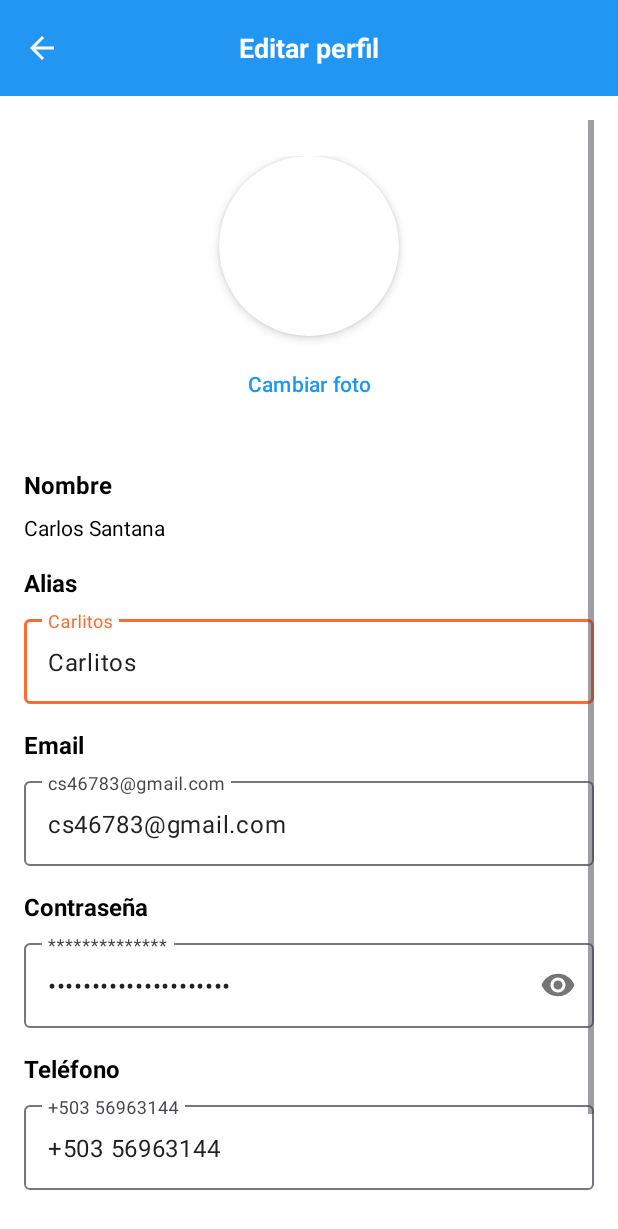
After one commit to Giova2001/sivarEats, an Android app: the EditProfileActivity screen opened directly, with no data from a screen before it, on a phone screen of 412 x 824 dp. The commit adds this screen. Shown: the top 1229 px of the screen. Run offline under Robolectric (Android 15) with nearby library versions, the phone set to English and light mode, and no system bars.

Commit message:
splash activity,login activity, editprofile activity, icono de retornar y logo.png

```diff
--- /dev/null
+++ b/app/src/main/java/com/example/sivareats/ui/profile/EditProfileActivity.java
@@ -0,0 +1,21 @@
+package com.example.sivareats.ui.profile;
+
+import android.os.Bundle;
+
+import androidx.activity.EdgeToEdge;
+import androidx.appcompat.app.AppCompatActivity;
+import androidx.core.graphics.Insets;
+import androidx.core.view.ViewCompat;
+import androidx.core.view.WindowInsetsCompat;
+
+import com.example.sivareats.R;
+
+public class EditProfileActivity extends AppCompatActivity {
+
+    @Override
+    protected void onCreate(Bundle savedInstanceState) {
+        super.onCreate(savedInstanceState);
+        EdgeToEdge.enable(this);
+        setContentView(R.layout.activity_profile_editprofile);
+    }
+}
--- /dev/null
+++ b/app/src/main/res/drawable/ic_return.xml
@@ -0,0 +1,10 @@
+<vector xmlns:android="http://schemas.android.com/apk/res/android"
+    android:width="24dp"
+    android:height="24dp"
+    android:viewportWidth="24"
+    android:viewportHeight="24"
+    android:tint="#FFFFFF">
+    <path
+        android:fillColor="@android:color/white"
+        android:pathData="M20,11H7.83l5.59,-5.59L12,4l-8,8 8,8 1.41,-1.41L7.83,13H20v-2z"/>
+</vector>
--- /dev/null
+++ b/app/src/main/res/layout/activity_profile_editprofile.xml
@@ -0,0 +1,244 @@
+<?xml version="1.0" encoding="utf-8"?>
+<androidx.drawerlayout.widget.DrawerLayout xmlns:android="http://schemas.android.com/apk/res/android"
+    xmlns:app="http://schemas.android.com/apk/res-auto"
+    xmlns:tools="http://schemas.android.com/tools"
+    android:id="@+id/drawer_layout"
+    android:layout_width="match_parent"
+    android:layout_height="match_parent"
+    android:background="@android:color/white">
+
+    <LinearLayout
+        android:id="@+id/main"
+        android:layout_width="match_parent"
+        android:layout_height="match_parent"
+        android:orientation="vertical">
+
+        <!-- Toolbar modificado -->
+        <androidx.appcompat.widget.Toolbar
+            android:id="@+id/toolbar"
+            android:layout_width="match_parent"
+            android:layout_height="?attr/actionBarSize"
+            android:background="@color/info"
+            android:title="Editar perfil"
+            android:titleTextColor="@android:color/white"
+            android:elevation="4dp">
+
+            <!-- Botón de retorno a la izquierda -->
+            <ImageButton
+                android:id="@+id/btn_back"
+                android:layout_width="wrap_content"
+                android:layout_height="wrap_content"
+                android:layout_gravity="start"
+                android:background="?attr/selectableItemBackgroundBorderless"
+                android:src="@drawable/ic_return"
+                android:contentDescription="Volver atrás" />
+
+            <!-- Título centrado -->
+            <TextView
+                android:layout_width="wrap_content"
+                android:layout_height="wrap_content"
+                android:layout_gravity="center"
+                android:text="Editar perfil"
+                android:textColor="@android:color/white"
+                android:textSize="18sp"
+                android:textStyle="bold" />
+
+            <!-- Espacio flexible para empujar el título al centro -->
+            <Space
+                android:layout_width="wrap_content"
+                android:layout_height="wrap_content"
+                android:layout_weight="1" />
+
+        </androidx.appcompat.widget.Toolbar>
+
+        <!-- El resto de tu contenido permanece igual -->
+        <ScrollView
+            android:layout_width="match_parent"
+            android:layout_height="match_parent"
+            android:fillViewport="true"
+            android:padding="16dp">
+
+            <LinearLayout
+                android:layout_width="match_parent"
+                android:layout_height="wrap_content"
+                android:orientation="vertical">
+
+                <!-- Contenedor para la imagen circular -->
+                <LinearLayout
+                    android:layout_width="match_parent"
+                    android:layout_height="wrap_content"
+                    android:layout_marginTop="24dp"
+                    android:layout_marginBottom="32dp"
+                    android:gravity="center"
+                    android:orientation="vertical">
+
+                    <androidx.cardview.widget.CardView
+                        android:layout_width="120dp"
+                        android:layout_height="120dp"
+                        app:cardCornerRadius="60dp"
+                        app:cardElevation="4dp">
+
+                        <ImageView
+                            android:id="@+id/profile_image"
+                            android:layout_width="match_parent"
+                            android:layout_height="match_parent"
+                            android:scaleType="centerCrop"
+                            tools:srcCompat="@drawable/ic_profile" />
+                    </androidx.cardview.widget.CardView>
+
+                    <!-- Botón para cambiar imagen -->
+                    <Button
+                        android:id="@+id/btn_change_image"
+                        android:layout_width="wrap_content"
+                        android:layout_height="wrap_content"
+                        android:layout_marginTop="8dp"
+                        android:background="@android:color/transparent"
+                        android:text="Cambiar foto"
+                        android:textColor="@color/info" />
+                </LinearLayout>
+
+                <!-- Sección Nombre -->
+                <TextView
+                    android:layout_width="match_parent"
+                    android:layout_height="wrap_content"
+                    android:layout_marginBottom="8dp"
+                    android:text="Nombre"
+                    android:textColor="@android:color/black"
+                    android:textSize="16sp"
+                    android:textStyle="bold" />
+
+                <TextView
+                    android:id="@+id/tv_name"
+                    android:layout_width="match_parent"
+                    android:layout_height="wrap_content"
+                    android:layout_marginBottom="16dp"
+                    android:text="Carlos Santana"
+                    android:textColor="@android:color/black"
+                    android:textSize="14sp" />
+
+                <!-- Sección Alias -->
+                <TextView
+                    android:layout_width="match_parent"
+                    android:layout_height="wrap_content"
+                    android:layout_marginBottom="8dp"
+                    android:text="Alias"
+                    android:textColor="@android:color/black"
+                    android:textSize="16sp"
+                    android:textStyle="bold" />
+
+                <com.google.android.material.textfield.TextInputLayout
+                    android:id="@+id/alias_container"
+                    android:layout_width="match_parent"
+                    android:layout_height="wrap_content"
+                    android:layout_marginBottom="16dp"
+                    app:boxBackgroundMode="outline">
+
+                    <com.google.android.material.textfield.TextInputEditText
+                        android:id="@+id/et_alias"
+                        android:layout_width="match_parent"
+                        android:layout_height="wrap_content"
+                        android:hint="Carlitos"
+                        android:text="Carlitos" />
+                </com.google.android.material.textfield.TextInputLayout>
+
+                <!-- Sección Email -->
+                <TextView
+                    android:layout_width="match_parent"
+                    android:layout_height="wrap_content"
+                    android:layout_marginBottom="8dp"
+                    android:text="Email"
+                    android:textColor="@android:color/black"
+                    android:textSize="16sp"
+                    android:textStyle="bold" />
+
+                <com.google.android.material.textfield.TextInputLayout
+                    android:id="@+id/email_container"
+                    android:layout_width="match_parent"
+                    android:layout_height="wrap_content"
+                    android:layout_marginBottom="16dp"
+                    app:boxBackgroundMode="outline">
+
+                    <com.google.android.material.textfield.TextInputEditText
+                        android:id="@+id/et_email"
+                        android:layout_width="match_parent"
+                        android:layout_height="wrap_content"
+                        android:hint="cs46783@gmail.com"
+                        android:inputType="textEmailAddress"
+                        android:text="cs46783@gmail.com" />
+                </com.google.android.material.textfield.TextInputLayout>
+
+                <!-- Sección Contraseña -->
+                <TextView
+                    android:layout_width="match_parent"
+                    android:layout_height="wrap_content"
+                    android:layout_marginBottom="8dp"
+                    android:text="Contraseña"
+                    android:textColor="@android:color/black"
+                    android:textSize="16sp"
+                    android:textStyle="bold" />
+
+                <com.google.android.material.textfield.TextInputLayout
+                    android:id="@+id/password_container"
+                    android:layout_width="match_parent"
+                    android:layout_height="wrap_content"
+                    android:layout_marginBottom="16dp"
+                    app:boxBackgroundMode="outline"
+                    app:passwordToggleEnabled="true">
+
+                    <com.google.android.material.textfield.TextInputEditText
+                        android:id="@+id/et_password"
+                        android:layout_width="match_parent"
+                        android:layout_height="wrap_content"
+                        android:hint="**************"
+                        android:inputType="textPassword"
+                        android:text="Esta es la contraseña" />
+                </com.google.android.material.textfield.TextInputLayout>
+
+                <!-- Sección Teléfono -->
+                <TextView
+                    android:layout_width="match_parent"
+                    android:layout_height="wrap_content"
+                    android:layout_marginBottom="8dp"
+                    android:text="Teléfono"
+                    android:textColor="@android:color/black"
+                    android:textSize="16sp"
+                    android:textStyle="bold" />
+
+                <com.google.android.material.textfield.TextInputLayout
+                    android:id="@+id/phone_container"
+                    android:layout_width="match_parent"
+                    android:layout_height="wrap_content"
+                    android:layout_marginBottom="32dp"
+                    app:boxBackgroundMode="outline">
+
+                    <com.google.android.material.textfield.TextInputEditText
+                        android:id="@+id/et_phone"
+                        android:layout_width="match_parent"
+                        android:layout_height="wrap_content"
+                        android:hint="+503 56963144"
+                        android:inputType="phone"
+                        android:text="+503 56963144" />
+                </com.google.android.material.textfield.TextInputLayout>
+
+                <!-- Línea divisoria -->
+                <View
+                    android:layout_width="match_parent"
+                    android:layout_height="1dp"
+                    android:layout_marginBottom="24dp"
+                    android:background="@android:color/darker_gray" />
+
+                <!-- Botón Guardar -->
+                <Button
+                    android:id="@+id/btn_save"
+                    android:layout_width="match_parent"
+                    android:layout_height="wrap_content"
+                    android:backgroundTint="@color/info"
+                    android:text="Guardar"
+                    android:textColor="@android:color/white" />
+
+            </LinearLayout>
+        </ScrollView>
+
+    </LinearLayout>
+
+</androidx.drawerlayout.widget.DrawerLayout>
--- a/app/src/main/res/values/strings.xml
+++ b/app/src/main/res/values/strings.xml
@@ -1,4 +1,6 @@
 <resources>
     <string name="app_name">sivarEats</string>
     <string name="title_activity_navegacion_layaout">navegacion_layaout</string>
+    <!-- TODO: Remove or change this placeholder text -->
+    <string name="hello_blank_fragment">Hello blank fragment</string>
 </resources>
```
Also changed, not shown: app/src/main/AndroidManifest.xml (+7 -1 lines), app/src/main/java/com/example/sivareats/LOGIN/LoginActivity.java (added, +21 -0 lines), app/src/main/java/com/example/sivareats/LOGIN/MainActivity.java (+8 -16 lines), app/src/main/res/layout/activity_login.xml (added, +183 -0 lines), app/src/main/res/layout/activity_main.xml (+14 -4 lines), app/src/main/res/drawable/logo.png (added).
